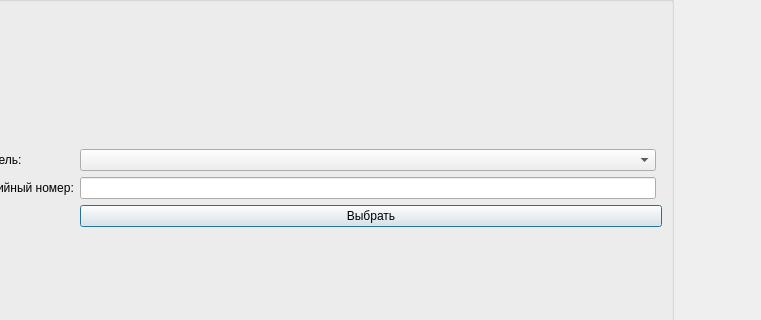
Above: dialog.ui from Semyon1968/GNSS-receiver-imitator before the change; both pictures show x 107 to 868 and y 84 to 404 of the 868 by 557 pixel window. Below: the same form after it.
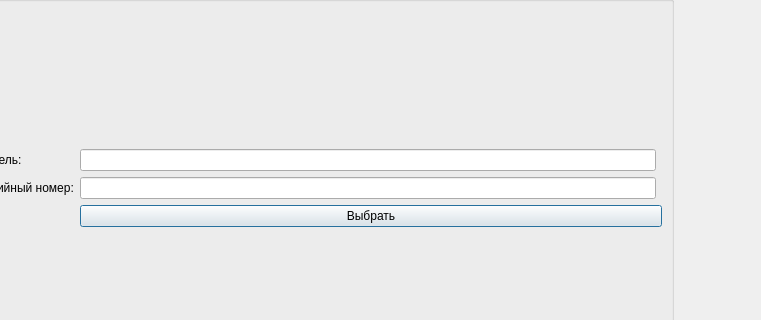
That is the form after the change.

Diff of the .ui file:
```diff
--- a/dialog.ui
+++ b/dialog.ui
@@ -35,9 +35,6 @@
         </property>
        </widget>
       </item>
-      <item row="0" column="1">
-       <widget class="QComboBox" name="BoxModel"/>
-      </item>
       <item row="1" column="0">
        <widget class="QLabel" name="label">
         <property name="text">
@@ -55,6 +52,9 @@
         </property>
        </widget>
       </item>
+      <item row="0" column="1">
+       <widget class="QLineEdit" name="BoxModel"/>
+      </item>
      </layout>
     </item>
    </layout>
```
